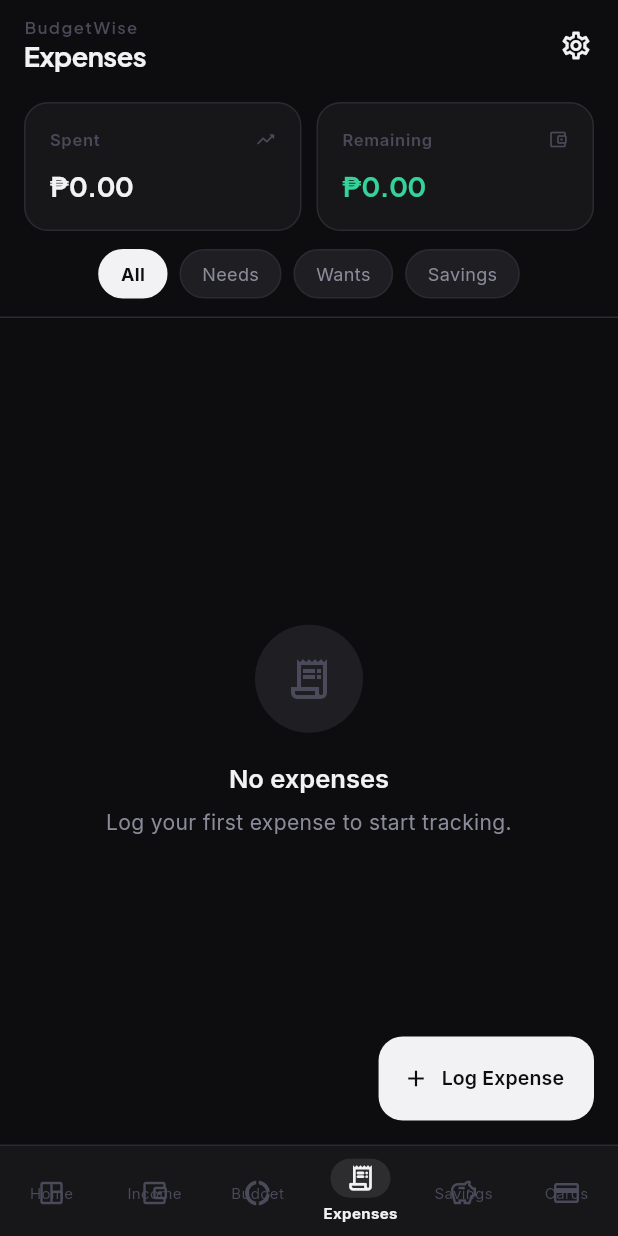
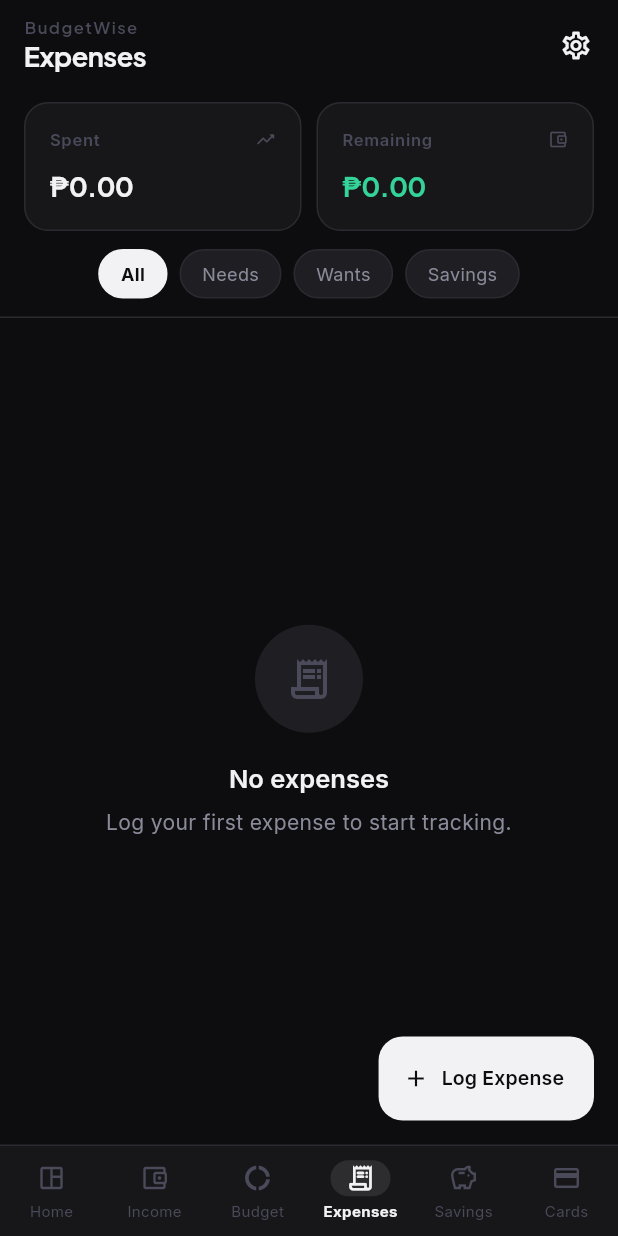
Before and after one commit to paoys/budget_tracker, a Flutter app: the screen it shows after launch, item 4 of the bottom bar chosen, on a phone screen of 412 x 824 dp. Run offline on Flutter 3.47's test engine with Material 3 defaults, Android fonts, the phone set to English and light mode, and no system bars; our stand-ins replace fl_chart, google_fonts, shared_preferences.

Commit message:
[FIX] ui bug

```diff
--- a/lib/main.dart
+++ b/lib/main.dart
@@ -152,18 +152,16 @@ class _BottomBar extends StatelessWidget {
                 builder: (ctx, _) {
                   final t = controllers[i].value;
                   return Column(mainAxisAlignment: MainAxisAlignment.center, children: [
-                    Stack(children: [
+                    SizedBox(height: 24, child: Stack(clipBehavior: Clip.none, alignment: Alignment.center, children: [
                       AnimatedContainer(
                         duration: const Duration(milliseconds: 200),
-                        width: sel ? 40 : 28, height: sel ? 26 : 0,
+                        width: sel ? 40 : 28, height: sel ? 24 : 0,
                         decoration: sel ? BoxDecoration(color: colors.textPrimary.withOpacity(0.1), borderRadius: BorderRadius.circular(13)) : null,
                       ),
-                      Positioned.fill(child: Center(child: Stack(clipBehavior: Clip.none, children: [
-                        Icon(sel ? item.activeIcon : item.icon, size: 20, color: Color.lerp(colors.textMuted, colors.textPrimary, t)),
-                        if (i == dueBadgeIndex && hasDue)
-                          Positioned(top: -2, right: -2, child: Container(width: 6, height: 6, decoration: const BoxDecoration(color: kWarningColor, shape: BoxShape.circle))),
-                      ]))),
-                    ]),
+                      Icon(sel ? item.activeIcon : item.icon, size: 20, color: Color.lerp(colors.textMuted, colors.textPrimary, t)),
+                      if (i == dueBadgeIndex && hasDue)
+                        Positioned(top: -2, right: -2, child: Container(width: 6, height: 6, decoration: const BoxDecoration(color: kWarningColor, shape: BoxShape.circle))),
+                    ])),
                     const SizedBox(height: 3),
                     Text(item.label, style: GoogleFonts.inter(fontSize: 10, fontWeight: sel ? FontWeight.w700 : FontWeight.w400, color: Color.lerp(colors.textMuted, colors.textPrimary, t))),
                   ]);
--- a/lib/screens/credit_card_screen.dart
+++ b/lib/screens/credit_card_screen.dart
@@ -32,7 +32,7 @@ class CreditCardScreen extends StatelessWidget {
             Row(children: [
               Expanded(child: StatTile(label: 'Total Owed', value: totalOwed, accentColor: totalOwed > 0 ? kDangerColor : kSuccessColor, icon: Icons.credit_card)),
               const SizedBox(width: 10),
-              Expanded(child: StatTile(label: 'Cards', value: p.creditCards.length.toDouble(), icon: Icons.layers_outlined)),
+              Expanded(child: StatTile(label: 'Cards', value: p.creditCards.length.toDouble(), icon: Icons.layers_outlined, isCurrency: false)),
             ]),
             const SizedBox(height: 20),
           ],
--- a/lib/widgets/shared_widgets.dart
+++ b/lib/widgets/shared_widgets.dart
@@ -49,12 +49,17 @@ class StatTile extends StatelessWidget {
   final Color? accentColor;
   final String? sub;
   final IconData? icon;
-  const StatTile({super.key, required this.label, required this.value, this.accentColor, this.sub, this.icon});
+  final bool isCurrency;
+  const StatTile({super.key, required this.label, required this.value, this.accentColor, this.sub, this.icon, this.isCurrency = true});
 
   @override
   Widget build(BuildContext context) {
     final colors = Theme.of(context).extension<AppColors>()!;
     final accent = accentColor ?? colors.textMuted;
+    final valueText = isCurrency
+      ? pesoFmt.format(value)
+      : (value == value.truncateToDouble() ? value.toInt().toString() : value.toStringAsFixed(1));
+
     return Container(
       padding: const EdgeInsets.all(16),
       decoration: BoxDecoration(color: colors.surface, borderRadius: BorderRadius.circular(16), border: Border.all(color: colors.divider)),
@@ -64,7 +69,7 @@ class StatTile extends StatelessWidget {
           if (icon != null) Icon(icon, size: 14, color: colors.textMuted),
         ]),
         const SizedBox(height: 10),
-        Text(pesoFmt.format(value), style: GoogleFonts.plusJakartaSans(fontSize: 18, fontWeight: FontWeight.w700, letterSpacing: -0.5, color: accent == colors.textMuted ? colors.textPrimary : accent)),
+        Text(valueText, style: GoogleFonts.plusJakartaSans(fontSize: 18, fontWeight: FontWeight.w700, letterSpacing: -0.5, color: accent == colors.textMuted ? colors.textPrimary : accent)),
         if (sub != null) ...[const SizedBox(height: 4), Text(sub!, style: GoogleFonts.inter(fontSize: 11, color: colors.textSecondary))],
       ]),
     );
```
